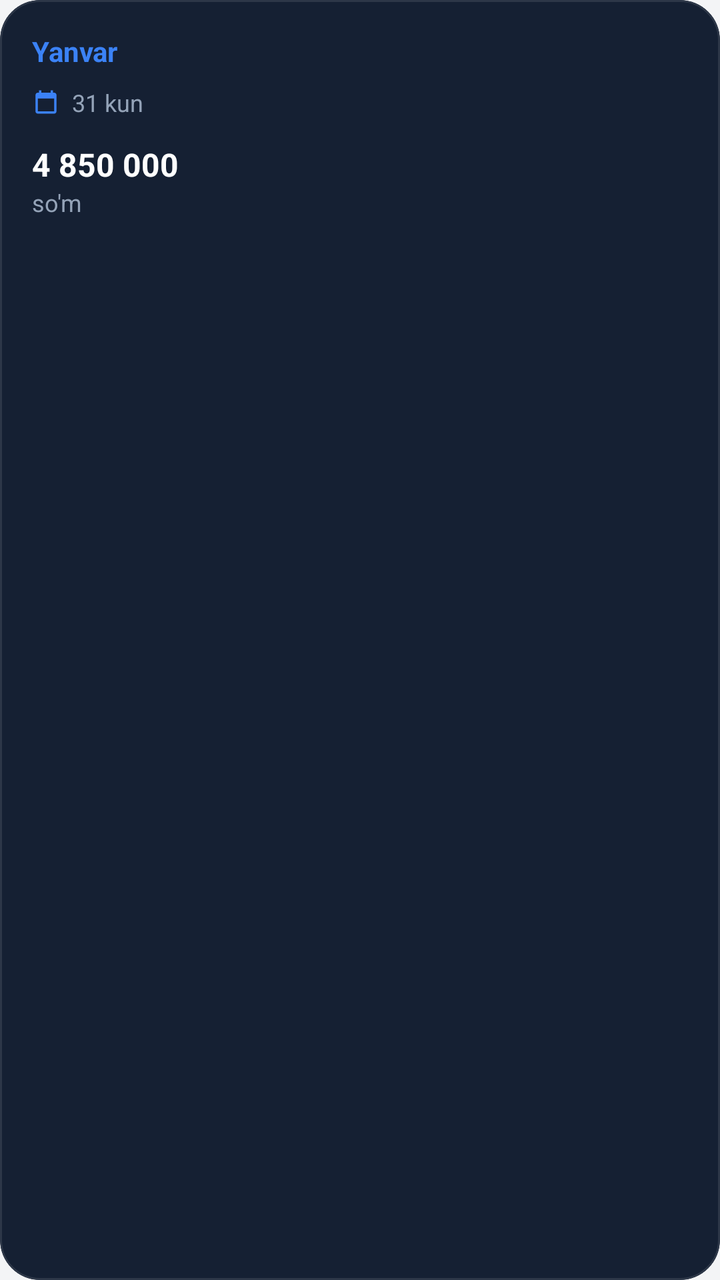
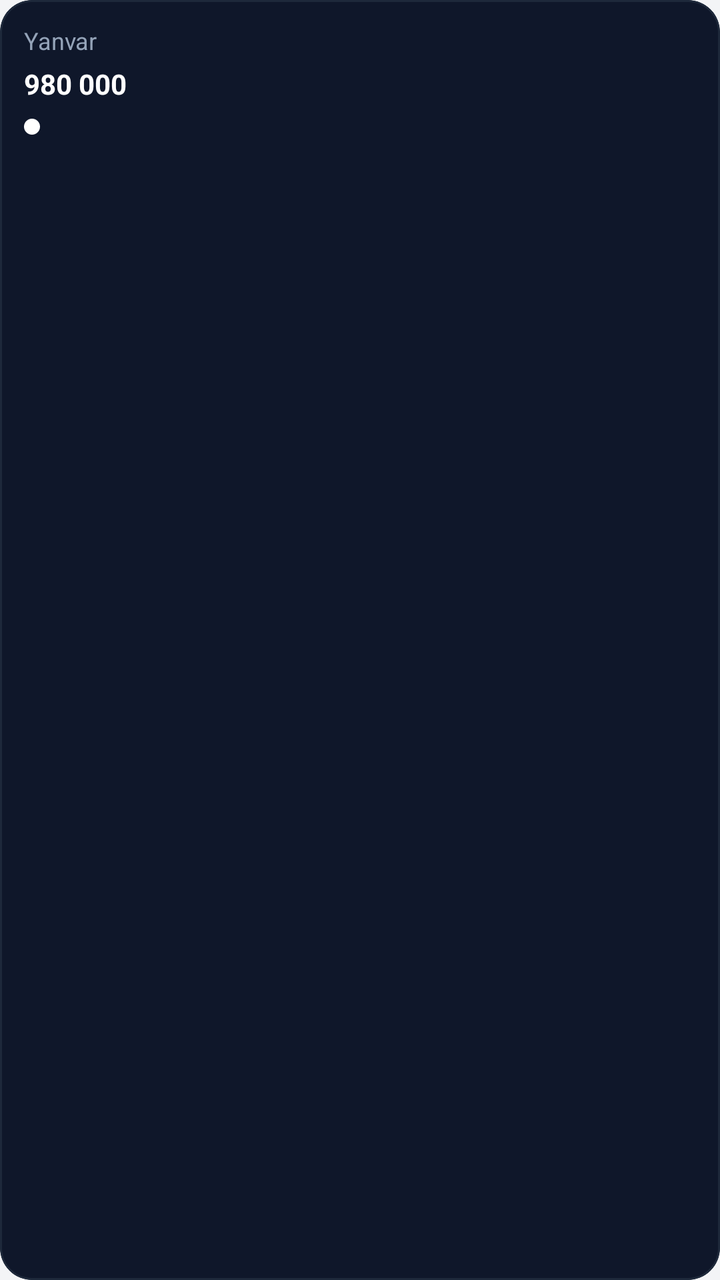

Before-and-after screenshots of an Android layout around one commit, followed by the original layout XML and the change that was made.
<!-- AndroidManifest.xml: application theme Theme.Haftalikharajat -->
<!-- res/layout/item_month_card.xml -->
<?xml version="1.0" encoding="utf-8"?>
<com.google.android.material.card.MaterialCardView xmlns:android="http://schemas.android.com/apk/res/android"
    xmlns:app="http://schemas.android.com/apk/res-auto"
    android:layout_width="140dp"
    android:layout_height="wrap_content"
    android:layout_margin="8dp"
    app:cardCornerRadius="20dp"
    app:cardElevation="0dp"
    app:cardBackgroundColor="#152033"
    app:strokeWidth="1dp"
    app:strokeColor="#2D3748">

    <LinearLayout
        android:layout_width="match_parent"
        android:layout_height="wrap_content"
        android:orientation="vertical"
        android:padding="16dp">

        <TextView
            android:id="@+id/tvMonthName"
            android:layout_width="wrap_content"
            android:layout_height="wrap_content"
            android:text="Yanvar"
            android:textColor="#3B82F6"
            android:textStyle="bold"
            android:textSize="14sp" />

        <LinearLayout
            android:layout_width="wrap_content"
            android:layout_height="wrap_content"
            android:orientation="horizontal"
            android:layout_marginTop="8dp"
            android:gravity="center_vertical">

            <ImageView
                android:id="@+id/ivMonthCalendar"
                android:layout_width="14dp"
                android:layout_height="14dp"
                android:src="@drawable/ic_calendar"
                app:tint="#3B82F6" />

            <TextView
                android:id="@+id/tvMonthDays"
                android:layout_width="wrap_content"
                android:layout_height="wrap_content"
                android:layout_marginStart="6dp"
                android:text="31 kun"
                android:textColor="@color/dark_text_secondary"
                android:textSize="12sp" />
        </LinearLayout>

        <TextView
            android:id="@+id/tvMonthAmount"
            android:layout_width="wrap_content"
            android:layout_height="wrap_content"
            android:layout_marginTop="12dp"
            android:text="4 850 000"
            android:textColor="@color/white"
            android:textSize="16sp"
            android:textStyle="bold" />

        <TextView
            android:id="@+id/tvMonthCurrency"
            android:layout_width="wrap_content"
            android:layout_height="wrap_content"
            android:text="so'm"
            android:textColor="@color/dark_text_secondary"
            android:textSize="12sp" />

    </LinearLayout>
</com.google.android.material.card.MaterialCardView>
<!-- resources referenced by this layout -->
<resources>
  <color name="dark_text_secondary">#94A3B8</color>
  <color name="white">#FFFFFF</color>
  <!-- drawable ic_calendar (drawable) -->
  <vector xmlns:android="http://schemas.android.com/apk/res/android"
      android:width="24dp"
      android:height="24dp"
      android:viewportWidth="24"
      android:viewportHeight="24"
      android:tint="?attr/colorControlNormal">
    <path
        android:fillColor="@android:color/white"
        android:pathData="M19,4h-1V2h-2v2H8V2H6v2H5C3.89,4 3.01,4.9 3.01,6L3,20c0,1.1 0.89,2 2,2h14c1.1,0 2,-0.9 2,-2V6C21,4.9 20.1,4 19,4zM19,20H5V9h14V20z"/>
  </vector>
  <style name="Theme.Haftalikharajat" parent="Base.Theme.Haftalikharajat" />
  <style name="Base.Theme.Haftalikharajat" parent="Theme.Material3.DayNight.NoActionBar">
          <item name="colorPrimary">@color/primary</item>
          <item name="android:windowBackground">@color/bg_app</item>
          <item name="android:statusBarColor">@color/bg_app</item>
          <item name="android:windowLightStatusBar" tools:targetApi="m">true</item>
      </style>
  <color name="primary">#10B981</color>
  <color name="bg_app">#F3F4F6</color>
</resources>

<!-- the commit's change to res/layout/item_month_card.xml (unified diff, before → after) -->
@@ -1,71 +1,45 @@
 <?xml version="1.0" encoding="utf-8"?>
 <com.google.android.material.card.MaterialCardView xmlns:android="http://schemas.android.com/apk/res/android"
     xmlns:app="http://schemas.android.com/apk/res-auto"
-    android:layout_width="140dp"
+    android:layout_width="match_parent"
     android:layout_height="wrap_content"
-    android:layout_margin="8dp"
-    app:cardCornerRadius="20dp"
+    android:layout_margin="4dp"
+    app:cardCornerRadius="16dp"
     app:cardElevation="0dp"
-    app:cardBackgroundColor="#152033"
+    app:cardBackgroundColor="#0F172A"
     app:strokeWidth="1dp"
-    app:strokeColor="#2D3748">
+    app:strokeColor="#1E293B">
 
     <LinearLayout
         android:layout_width="match_parent"
         android:layout_height="wrap_content"
         android:orientation="vertical"
-        android:padding="16dp">
+        android:padding="12dp">
 
         <TextView
             android:id="@+id/tvMonthName"
             android:layout_width="wrap_content"
             android:layout_height="wrap_content"
             android:text="Yanvar"
-            android:textColor="#3B82F6"
-            android:textStyle="bold"
-            android:textSize="14sp" />
-
-        <LinearLayout
-            android:layout_width="wrap_content"
-            android:layout_height="wrap_content"
-            android:orientation="horizontal"
-            android:layout_marginTop="8dp"
-            android:gravity="center_vertical">
-
-            <ImageView
-                android:id="@+id/ivMonthCalendar"
-                android:layout_width="14dp"
-                android:layout_height="14dp"
-                android:src="@drawable/ic_calendar"
-                app:tint="#3B82F6" />
-
-            <TextView
-                android:id="@+id/tvMonthDays"
-                android:layout_width="wrap_content"
-                android:layout_height="wrap_content"
-                android:layout_marginStart="6dp"
-                android:text="31 kun"
-                android:textColor="@color/dark_text_secondary"
-                android:textSize="12sp" />
-        </LinearLayout>
+            android:textColor="@color/dark_text_secondary"
+            android:textSize="12sp" />
 
         <TextView
             android:id="@+id/tvMonthAmount"
             android:layout_width="wrap_content"
             android:layout_height="wrap_content"
-            android:layout_marginTop="12dp"
-            android:text="4 850 000"
+            android:text="980 000"
             android:textColor="@color/white"
-            android:textSize="16sp"
-            android:textStyle="bold" />
+            android:textSize="14sp"
+            android:textStyle="bold"
+            android:layout_marginTop="4dp" />
 
-        <TextView
-            android:id="@+id/tvMonthCurrency"
-            android:layout_width="wrap_content"
-            android:layout_height="wrap_content"
-            android:text="so'm"
-            android:textColor="@color/dark_text_secondary"
-            android:textSize="12sp" />
+        <View
+            android:id="@+id/viewMonthIndicator"
+            android:layout_width="8dp"
+            android:layout_height="8dp"
+            android:layout_marginTop="8dp"
+            android:background="@drawable/circle_indicator" />
 
     </LinearLayout>
 </com.google.android.material.card.MaterialCardView>
<!-- resource entries referenced after the edit -->
@@ -2,17 +2,13 @@
 <resources>
   <color name="dark_text_secondary">#94A3B8</color>
   <color name="white">#FFFFFF</color>
-  <!-- drawable ic_calendar (drawable) -->
-  <vector xmlns:android="http://schemas.android.com/apk/res/android"
-      android:width="24dp"
-      android:height="24dp"
-      android:viewportWidth="24"
-      android:viewportHeight="24"
-      android:tint="?attr/colorControlNormal">
-    <path
-        android:fillColor="@android:color/white"
-        android:pathData="M19,4h-1V2h-2v2H8V2H6v2H5C3.89,4 3.01,4.9 3.01,6L3,20c0,1.1 0.89,2 2,2h14c1.1,0 2,-0.9 2,-2V6C21,4.9 20.1,4 19,4zM19,20H5V9h14V20z"/>
-  </vector>
+  <!-- drawable circle_indicator (drawable) -->
+  <?xml version="1.0" encoding="utf-8"?>
+  <shape xmlns:android="http://schemas.android.com/apk/res/android"
+      android:shape="oval">
+      <solid android:color="@color/white" />
+      <size android:width="8dp" android:height="8dp" />
+  </shape>
   <style name="Theme.Haftalikharajat" parent="Base.Theme.Haftalikharajat" />
   <style name="Base.Theme.Haftalikharajat" parent="Theme.Material3.DayNight.NoActionBar">
           <item name="colorPrimary">@color/primary</item>
